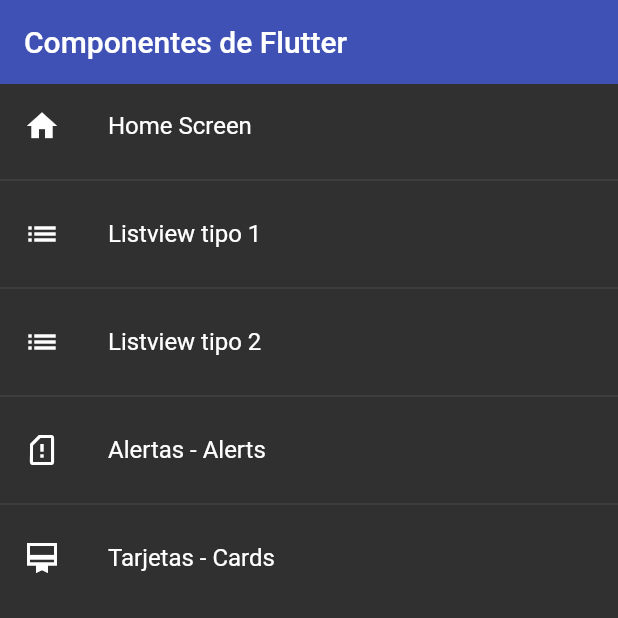
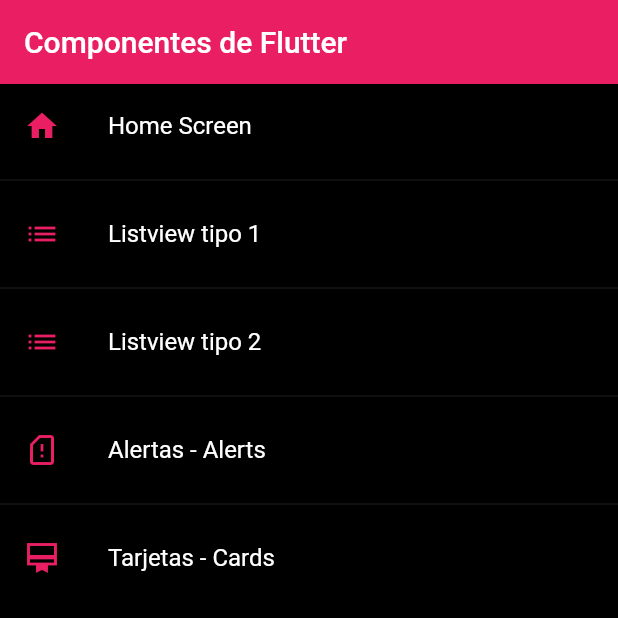
Before and after one commit to plaza94/componentes_flutter, a Flutter app: the screen it shows after launch, on a phone screen of 412 x 824 dp, the top half of it. Run offline on Flutter 3.47's test engine with Material 2 defaults, Android fonts, the light colour scheme and no system bars.

Commit message:
Definicion tema global light, dar. appbar Scaffold

```diff
--- a/lib/main.dart
+++ b/lib/main.dart
@@ -1,7 +1,8 @@
-import 'package:fl_components/router/app_routes.dart';
 import 'package:flutter/material.dart';
 
 import 'screens/screens.dart';
+import 'package:fl_components/theme/app_theme.dart';
+import 'package:fl_components/router/app_routes.dart';
 
 /*
 EXPORTAR LOS PAQUETES AL ARCHIVO SCREENS.DART
@@ -25,13 +26,6 @@
         routes: AppRoutes.getAppRoutes(),
         //rutas dinamicas
         onGenerateRoute: AppRoutes.onGenerateRoute,
-      theme: ThemeData.dark().copyWith(
-          //color primario
-
-          primaryColor: Colors.indigo,
-
-          //appbar theme
-          appBarTheme: AppBarTheme(color: Colors.indigo, elevation: 0)),
-    );
+        theme: AppTheme.darkTheme);
   }
 }
--- a/lib/screens/home_screen.dart
+++ b/lib/screens/home_screen.dart
@@ -1,5 +1,7 @@
+import 'package:flutter/material.dart';
+
+import '../theme/app_theme.dart';
 import 'package:fl_components/router/app_routes.dart';
-import 'package:flutter/material.dart';
 
 class HomeScreen extends StatelessWidget {
   const HomeScreen({Key? key}) : super(key: key);
@@ -18,7 +20,9 @@
                 title: Text(menuOptions[i].name),
                 leading: Icon(
                   menuOptions[i].icon,
-                  //color: Colors.pink,
+                  color: AppTheme.primary,
+                  //otra alternativa para extraer el color primario del tema es:
+                  //Theme.of(context).primaryColor
                 ),
                 onTap: () {
                   /*final route = MaterialPageRoute(
--- /dev/null
+++ b/lib/theme/app_theme.dart
@@ -0,0 +1,21 @@
+import 'package:flutter/material.dart';
+
+class AppTheme {
+  static const Color primary = Colors.pink;
+
+  static final ThemeData darkTheme = ThemeData.dark().copyWith(
+      //color primario
+
+      primaryColor: Colors.pink,
+
+      //appbar theme
+      appBarTheme: const AppBarTheme(color: primary, elevation: 0),
+      scaffoldBackgroundColor: Colors.black);
+
+  static final ThemeData lightTheme = ThemeData.light().copyWith(
+      //color primario
+      primaryColor: Colors.indigo,
+      //appbar theme
+      appBarTheme: const AppBarTheme(color: primary, elevation: 0),
+      scaffoldBackgroundColor: Colors.white);
+}
```
Lines whose indentation alone changed are shown as unchanged.
